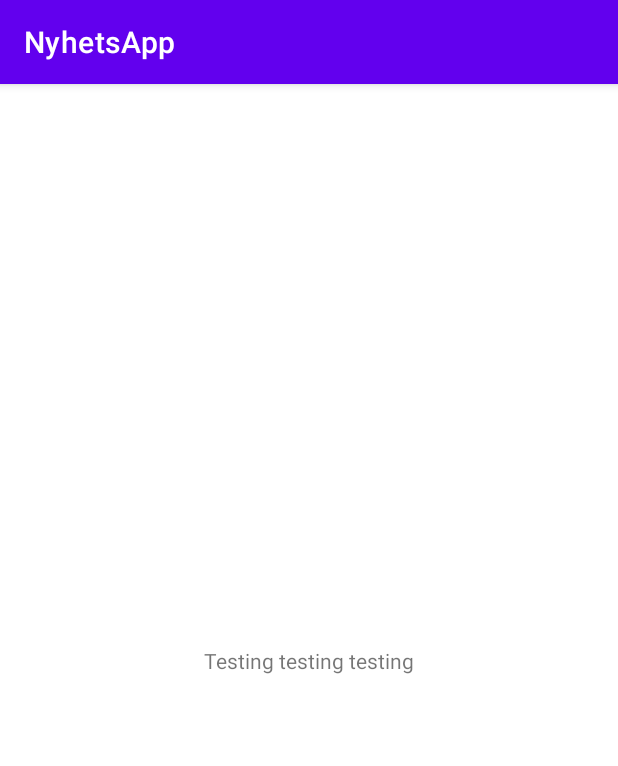
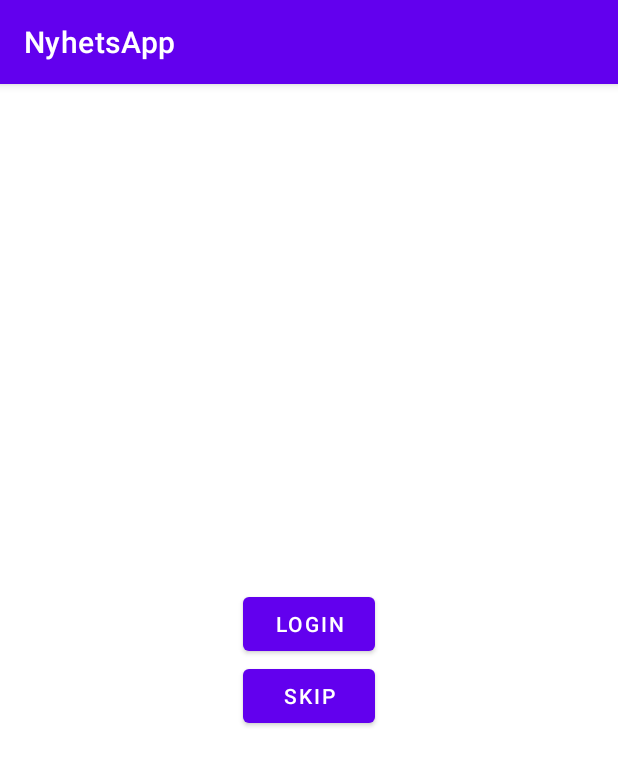
Before and after one commit to Aleksander00/NyhetsApp, an Android app: the screen it shows after launch (MainActivity before the commit, LoginActivity after it), on a phone screen of 412 x 824 dp. Shown: the top 766 px of the screen. Run offline under Robolectric (Android 15) with nearby library versions, the phone set to English and light mode, and no system bars; our stand-ins replace data binding.

Commit message:
basic UI and navigation, login page + main activity

```diff
--- /dev/null
+++ b/app/src/main/java/com/example/nyhetsapp/LoginActivity.kt
@@ -0,0 +1,11 @@
+package com.example.nyhetsapp
+
+import androidx.appcompat.app.AppCompatActivity
+import android.os.Bundle
+
+class LoginActivity : AppCompatActivity() {
+    override fun onCreate(savedInstanceState: Bundle?) {
+        super.onCreate(savedInstanceState)
+        setContentView(R.layout.activity_login)
+    }
+}
--- /dev/null
+++ b/app/src/main/java/com/example/nyhetsapp/LoginFragment.kt
@@ -0,0 +1,30 @@
+package com.example.nyhetsapp
+
+import android.os.Bundle
+import androidx.fragment.app.Fragment
+import android.view.LayoutInflater
+import android.view.View
+import android.view.ViewGroup
+import androidx.databinding.DataBindingUtil
+import androidx.navigation.findNavController
+import com.example.nyhetsapp.databinding.FragmentLoginBinding
+
+
+class LoginFragment : Fragment() {
+
+
+
+    override fun onCreateView(
+        inflater: LayoutInflater, container: ViewGroup?,
+        savedInstanceState: Bundle?
+    ): View? {
+    val binding = DataBindingUtil.inflate<FragmentLoginBinding>(inflater,
+        R.layout.fragment_login, container, false)
+
+        binding.skipButton.setOnClickListener { view: View ->
+            view.findNavController().navigate(R.id.action_loginFragment_to_mainFragment)
+        }
+        return binding.root
+
+        }
+    }
--- /dev/null
+++ b/app/src/main/res/layout/activity_login.xml
@@ -0,0 +1,20 @@
+<?xml version="1.0" encoding="utf-8"?>
+
+
+<layout xmlns:android="http://schemas.android.com/apk/res/android"
+    xmlns:app="http://schemas.android.com/apk/res-auto">
+
+    <LinearLayout
+        android:layout_width="match_parent"
+        android:layout_height="match_parent"
+        android:orientation="vertical">
+
+        <fragment
+            android:id="@+id/myNavHostFragment"
+            android:name="androidx.navigation.fragment.NavHostFragment"
+            android:layout_width="match_parent"
+            android:layout_height="match_parent"
+            app:navGraph="@navigation/navigation"
+            app:defaultNavHost="true"/>
+    </LinearLayout>
+</layout>
--- a/app/src/main/res/layout/activity_main.xml
+++ b/app/src/main/res/layout/activity_main.xml
@@ -1,18 +1,16 @@
 <?xml version="1.0" encoding="utf-8"?>
-<androidx.constraintlayout.widget.ConstraintLayout xmlns:android="http://schemas.android.com/apk/res/android"
-    xmlns:app="http://schemas.android.com/apk/res-auto"
-    xmlns:tools="http://schemas.android.com/tools"
+<layout xmlns:android="http://schemas.android.com/apk/res/android"
+    xmlns:app="http://schemas.android.com/apk/res-auto">
+
+<androidx.constraintlayout.widget.ConstraintLayout
     android:layout_width="match_parent"
     android:layout_height="match_parent"
-    tools:context=".MainActivity">
-
-    <TextView
-        android:layout_width="wrap_content"
-        android:layout_height="wrap_content"
-        android:text="Testing testing testing"
-        app:layout_constraintBottom_toBottomOf="parent"
-        app:layout_constraintLeft_toLeftOf="parent"
-        app:layout_constraintRight_toRightOf="parent"
-        app:layout_constraintTop_toTopOf="parent" />
+    android:orientation="vertical">
+    <fragment
+        android:id="@+id/mainFragment"
+        android:name="com.example.nyhetsapp.MainFragment"
+        android:layout_width="match_parent"
+        android:layout_height="match_parent" />
 
 </androidx.constraintlayout.widget.ConstraintLayout>
+</layout>
--- /dev/null
+++ b/app/src/main/res/layout/fragment_login.xml
@@ -0,0 +1,27 @@
+<?xml version="1.0" encoding="utf-8"?>
+<layout
+    xmlns:android="http://schemas.android.com/apk/res/android"
+    xmlns:tools="http://schemas.android.com/tools"
+    tools:context=".LoginFragment">
+
+    <LinearLayout
+        android:id="@+id/loginConstraint"
+        android:layout_width="match_parent"
+        android:layout_height="match_parent"
+        android:orientation="vertical"
+        android:gravity="center_vertical">
+    <Button
+        android:id="@+id/loginButton"
+        android:layout_width="wrap_content"
+        android:layout_height="wrap_content"
+        android:layout_gravity="center"
+        android:text="Login" />
+
+    <Button
+        android:id="@+id/skipButton"
+        android:layout_width="wrap_content"
+        android:layout_height="wrap_content"
+        android:layout_gravity="center"
+        android:text="Skip" />
+    </LinearLayout>
+</layout>
--- /dev/null
+++ b/app/src/main/res/layout/nav_header.xml
@@ -0,0 +1,4 @@
+<?xml version="1.0" encoding="utf-8"?>
+<menu xmlns:android="http://schemas.android.com/apk/res/android">
+
+</menu>
--- a/app/src/main/res/layout/test.xml
+++ /dev/null
@@ -1,6 +0,0 @@
-<?xml version="1.0" encoding="utf-8"?>
-<androidx.constraintlayout.widget.ConstraintLayout xmlns:android="http://schemas.android.com/apk/res/android"
-    android:layout_width="match_parent"
-    android:layout_height="match_parent">
-
-</androidx.constraintlayout.widget.ConstraintLayout>
--- /dev/null
+++ b/app/src/main/res/menu/navdrawer_menu.xml
@@ -0,0 +1,4 @@
+<?xml version="1.0" encoding="utf-8"?>
+<menu xmlns:android="http://schemas.android.com/apk/res/android">
+
+</menu>
--- /dev/null
+++ b/app/src/main/res/navigation/navigation.xml
@@ -0,0 +1,21 @@
+<?xml version="1.0" encoding="utf-8"?>
+<navigation xmlns:android="http://schemas.android.com/apk/res/android"
+    xmlns:app="http://schemas.android.com/apk/res-auto"
+    xmlns:tools="http://schemas.android.com/tools"
+    android:id="@+id/navigation"
+    app:startDestination="@id/loginFragment">
+    <fragment
+        android:id="@+id/loginFragment"
+        android:name="com.example.nyhetsapp.LoginFragment"
+        android:label="fragment_login"
+        tools:layout="@layout/fragment_login" >
+        <action
+            android:id="@+id/action_loginFragment_to_mainFragment"
+            app:destination="@id/mainFragment" />
+    </fragment>
+    <fragment
+        android:id="@+id/mainFragment"
+        android:name="com.example.nyhetsapp.MainFragment"
+        android:label="fragment_main"
+        tools:layout="@layout/fragment_main" />
+</navigation>
--- a/app/src/main/res/values/strings.xml
+++ b/app/src/main/res/values/strings.xml
@@ -1,3 +1,5 @@
 <resources>
     <string name="app_name">NyhetsApp</string>
+    <!-- TODO: Remove or change this placeholder text -->
+    <string name="hello_blank_fragment">Hello blank fragment</string>
 </resources>
```
Also changed, not shown: app/build.gradle (+9 -4 lines), app/src/main/AndroidManifest.xml (+6 -3 lines), app/src/main/java/com/example/nyhetsapp/MainFragment.kt (added, +25 -0 lines), app/src/main/res/layout/fragment_main.xml (added, +20 -0 lines), build.gradle (+6 -1 lines).
